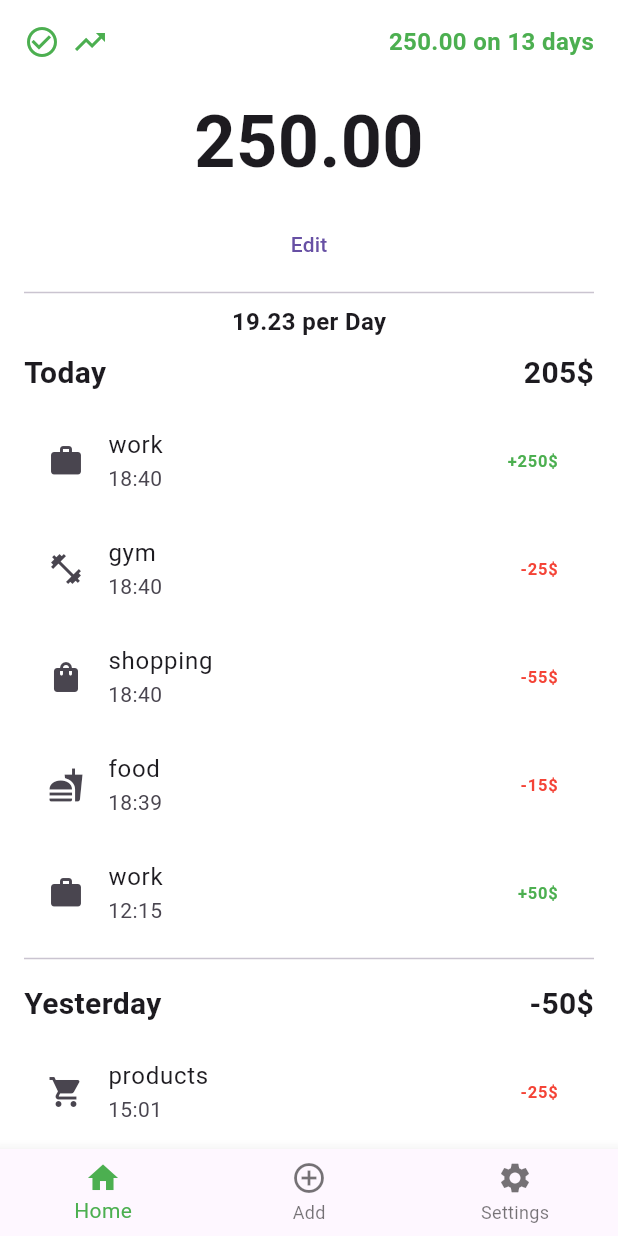
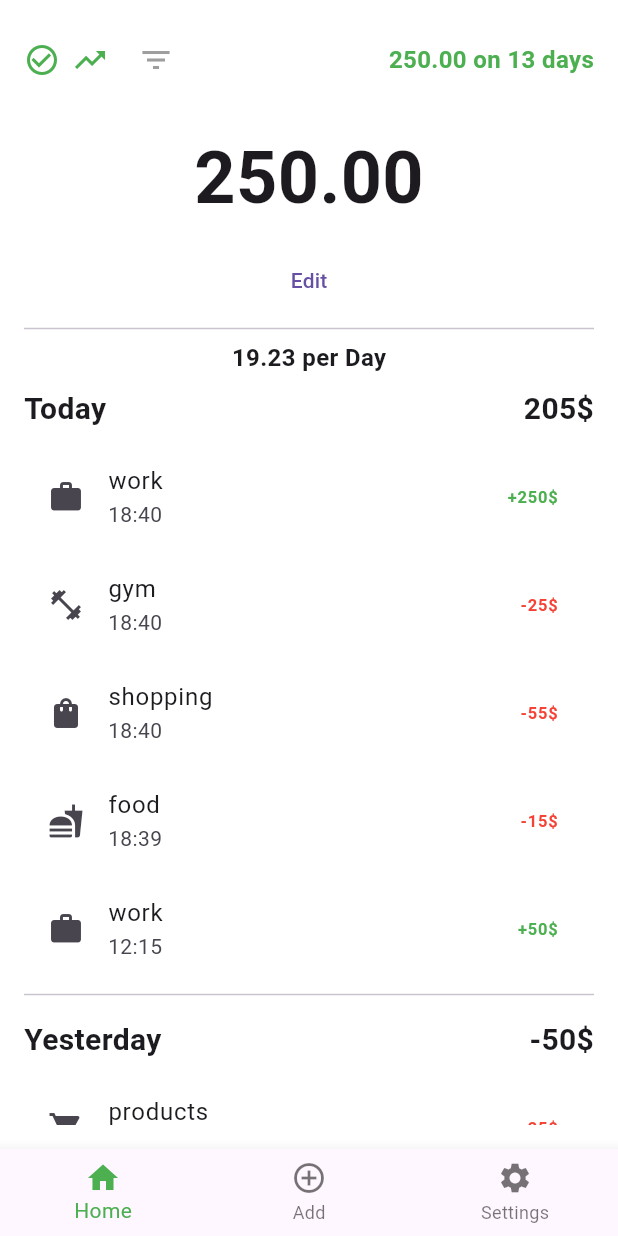
Before and after one commit to Hx8i/Flutter-project, a Flutter app: the screen it shows after launch, on a phone screen of 412 x 824 dp. Run offline on Flutter 3.47's test engine with Material 3 defaults, Android fonts, the phone set to English and light mode, and no system bars.

Commit message:
modify home page

```diff
--- a/lib/screens/home_screen.dart
+++ b/lib/screens/home_screen.dart
@@ -16,6 +16,8 @@ class _HomeScreenState extends State<HomeScreen> {
   final TextEditingController amountController = TextEditingController();
   final TextEditingController daysController = TextEditingController();
   int _selectedIndex = 0;
+  ExpenseCategory? selectedCategory;
+  bool isAscending = false;
 
   // Sample expense data
   final List<Expense> expenses = [
@@ -87,7 +89,49 @@ class _HomeScreenState extends State<HomeScreen> {
       category: ExpenseCategory.medicine,
       amount: 15,
     ),
-
+    Expense(
+      date: DateTime.now().subtract(const Duration(days: 3)),
+      time: '14:22',
+      category: ExpenseCategory.food,
+      amount: 12.50,
+    ),
+    Expense(
+      date: DateTime.now().subtract(const Duration(days: 4)),
+      time: '09:45',
+      category: ExpenseCategory.products,
+      amount: 35.99,
+    ),
+    Expense(
+      date: DateTime.now().subtract(const Duration(days: 4)),
+      time: '16:30',
+      category: ExpenseCategory.work,
+      amount: 75,
+      isIncome: true,
+    ),
+    Expense(
+      date: DateTime.now().subtract(const Duration(days: 5)),
+      time: '11:15',
+      category: ExpenseCategory.gym,
+      amount: 40,
+    ),
+    Expense(
+      date: DateTime.now().subtract(const Duration(days: 5)),
+      time: '19:20',
+      category: ExpenseCategory.medicine,
+      amount: 22.75,
+    ),
+    Expense(
+      date: DateTime.now().subtract(const Duration(days: 6)),
+      time: '08:50',
+      category: ExpenseCategory.food,
+      amount: 8.99,
+    ),
+    Expense(
+      date: DateTime.now().subtract(const Duration(days: 6)),
+      time: '13:40',
+      category: ExpenseCategory.other,
+      amount: 10,
+    ),
   ];
 
   @override
@@ -138,10 +182,119 @@ class _HomeScreenState extends State<HomeScreen> {
     return months[month - 1];
   }
 
+  void _showFilterDialog() {
+    showDialog(
+      context: context,
+      builder: (BuildContext context) {
+        return StatefulBuilder(
+          builder: (context, setState) {
+            return AlertDialog(
+              title: const Text('Filter Expenses'),
+              content: Column(
+                mainAxisSize: MainAxisSize.min,
+                children: [
+                  DropdownButton<ExpenseCategory>(
+                    isExpanded: true,
+                    value: selectedCategory,
+                    hint: const Text('Select Category'),
+                    items: ExpenseCategory.values.map((category) {
+                      return DropdownMenuItem(
+                        value: category,
+                        child: Row(
+                          children: [
+                            Icon(category.icon, size: 20),
+                            const SizedBox(width: 8),
+                            Text(category.toString().split('.').last),
+                          ],
+                        ),
+                      );
+                    }).toList(),
+                    onChanged: (value) {
+                      setState(() {
+                        selectedCategory = value;
+                      });
+                    },
+                  ),
+                  const SizedBox(height: 16),
+                  Row(
+                    children: [
+                      const Text('Sort by Date:'),
+                      const Spacer(),
+                      TextButton.icon(
+                        onPressed: () {
+                          setState(() {
+                            isAscending = !isAscending;
+                          });
+                        },
+                        label: Text(
+                          !isAscending ? 'Newest First' : 'Oldest First',
+                          style: const TextStyle(color: Colors.green),
+                        ),
+                      ),
+                    ],
+                  ),
+                ],
+              ),
+              actions: [
+                TextButton(
+                  onPressed: () {
+                    setState(() {
+                      selectedCategory = null;
+                    });
+                  },
+                  child: const Text('Clear'),
+                ),
+                TextButton(
+                  onPressed: () => Navigator.of(context).pop(),
+                  child: const Text('Cancel'),
+                ),
+                FilledButton(
+                  onPressed: () {
+                    Navigator.of(context).pop();
+                    _applyFilters();
+                  },
+                  child: const Text('Apply'),
+                ),
+              ],
+            );
+          },
+        );
+      },
+    );
+  }
+
+  void _applyFilters() {
+    setState(() {
+      // The filtering will be applied in the _buildExpenseList method
+    });
+  }
+
   Widget _buildExpenseList() {
+    // Filter expenses by category if selected
+    var filteredExpenses = selectedCategory == null
+        ? expenses
+        : expenses.where((e) => e.category == selectedCategory).toList();
+
+    // Sort expenses by date and time
+    filteredExpenses.sort((a, b) {
+      // Compare dates first
+      int dateComparison = b.date.compareTo(a.date); // Default descending (newest first)
+      if (!isAscending) {
+        dateComparison = -dateComparison; // Flip for ascending order
+      }
+
+      if (dateComparison == 0) {
+        // If same date, sort by time (latest time first for descending)
+        return isAscending
+            ? a.time.compareTo(b.time)  // Ascending: earlier times first
+            : b.time.compareTo(a.time); // Descending: later times first
+      }
+      return dateComparison;
+    });
+
     // Group expenses by date
     Map<DateTime, List<Expense>> groupedExpenses = {};
-    for (var expense in expenses) {
+    for (var expense in filteredExpenses) {
       final date = DateTime(expense.date.year, expense.date.month, expense.date.day);
       if (!groupedExpenses.containsKey(date)) {
         groupedExpenses[date] = [];
@@ -149,11 +302,22 @@ class _HomeScreenState extends State<HomeScreen> {
       groupedExpenses[date]!.add(expense);
     }
 
+    // Sort expenses within each day by time
+    for (var expenses in groupedExpenses.values) {
+      expenses.sort((a, b) => isAscending
+          ? a.time.compareTo(b.time)  // Ascending: earlier times first
+          : b.time.compareTo(a.time)); // Descending: later times first
+    }
+
     return Expanded(
       child: ListView.builder(
         itemCount: groupedExpenses.length,
         itemBuilder: (context, index) {
-          final date = groupedExpenses.keys.elementAt(index);
+          final dates = groupedExpenses.keys.toList()
+            ..sort((a, b) => isAscending
+                ? a.compareTo(b)  // Ascending: older dates first
+                : b.compareTo(a)); // Descending: newer dates first
+          final date = dates[index];
           final dayExpenses = groupedExpenses[date]!;
           final totalForDay = dayExpenses.fold<double>(
             0,
@@ -223,12 +387,17 @@ class _HomeScreenState extends State<HomeScreen> {
               Row(
                 mainAxisAlignment: MainAxisAlignment.spaceBetween,
                 children: [
-                  const Row(
+                  Row(
                     children: [
-                      Icon(Icons.check_circle_outline, color: Colors.green),
-                      SizedBox(width: 8),
-                      Icon(Icons.trending_up, color: Colors.green),
-                      SizedBox(width: 8),
+                      const Icon(Icons.check_circle_outline, color: Colors.green),
+                      const SizedBox(width: 8),
+                      const Icon(Icons.trending_up, color: Colors.green),
+                      const SizedBox(width: 8),
+                      IconButton(
+                        icon: const Icon(Icons.filter_list),
+                        color: selectedCategory != null ? Colors.green : Colors.grey,
+                        onPressed: _showFilterDialog,
+                      ),
                     ],
                   ),
                   Text(
```
